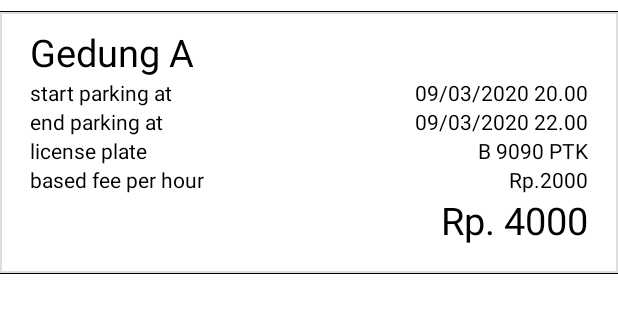
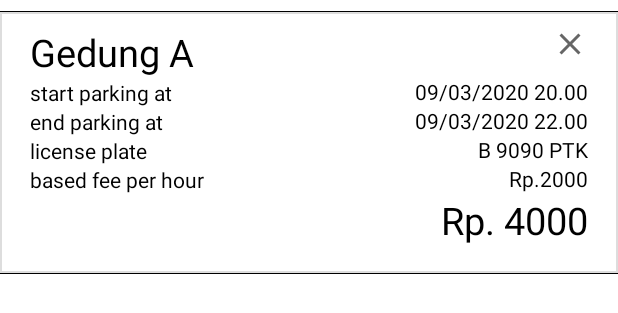
Before and after one commit to DindaMhn/AndroidFinalProject, an Android app: the layout item_history_layout.xml on its own in the app's theme, with its tools: preview values and no code run, on a phone screen of 412 x 824 dp. Shown: the top 313 px of the screen. Run offline under Robolectric (Android 15) with nearby library versions, the phone set to English and light mode, and no system bars.

Commit message:
[UPDATE] navigation history ticket

```diff
--- a/app/src/main/java/com/example/androidfinalproject/activity/user/MenuUserActivity.kt
+++ b/app/src/main/java/com/example/androidfinalproject/activity/user/MenuUserActivity.kt
@@ -25,6 +25,10 @@ class MenuUserActivity : AppCompatActivity() {
                     navController.navigate(R.id.action_global_scanUserFragment)
                     true
                 }
+                R.id.historyUser -> {
+                    navController.navigate(R.id.action_global_historyUserFragment)
+                    true
+                }
                 else ->{
                     true
                 }
--- /dev/null
+++ b/app/src/main/res/drawable/ic_baseline_close_24.xml
@@ -0,0 +1,10 @@
+<vector xmlns:android="http://schemas.android.com/apk/res/android"
+    android:width="24dp"
+    android:height="24dp"
+    android:viewportWidth="24"
+    android:viewportHeight="24"
+    android:tint="?attr/colorControlNormal">
+  <path
+      android:fillColor="@android:color/white"
+      android:pathData="M19,6.41L17.59,5 12,10.59 6.41,5 5,6.41 10.59,12 5,17.59 6.41,19 12,13.41 17.59,19 19,17.59 13.41,12z"/>
+</vector>
--- a/app/src/main/res/layout/item_history_layout.xml
+++ b/app/src/main/res/layout/item_history_layout.xml
@@ -19,22 +19,15 @@
 
         >
 
-        <TextView
-            android:id="@+id/item_location_view"
-            android:layout_width="match_parent"
-            android:layout_height="wrap_content"
-            android:text="Gedung A"
-            android:textColor="@color/colorBlack"
-            android:textSize="25dp"
-            app:layout_constraintTop_toTopOf="parent"
-            app:layout_constraintStart_toStartOf="parent"
-            app:layout_constraintEnd_toEndOf="parent"/>
+
+
+
         <LinearLayout
             android:id="@+id/item_detail_ticket_view"
             android:layout_width="match_parent"
             android:layout_height="wrap_content"
             android:orientation="horizontal"
-            app:layout_constraintTop_toBottomOf="@id/item_location_view"
+            app:layout_constraintTop_toTopOf="parent"
             app:layout_constraintStart_toStartOf="parent"
             app:layout_constraintEnd_toEndOf="parent"
            >
@@ -44,6 +37,14 @@
                 android:layout_height="match_parent"
                 android:orientation="vertical"
                 android:layout_weight="1">
+                <TextView
+                    android:id="@+id/item_location_view"
+                    android:layout_width="match_parent"
+                    android:layout_height="wrap_content"
+                    android:text="Gedung A"
+                    android:textColor="@color/colorBlack"
+                    android:textSize="25dp"
+                    />
                 <TextView
                     android:id="@+id/item_start_parking_view"
                     android:layout_width="match_parent"
@@ -83,8 +84,14 @@
                 android:layout_width="match_parent"
                 android:layout_height="match_parent"
                 android:orientation="vertical"
+                android:gravity="right"
                 android:layout_weight="1"
                 >
+                <ImageView
+                    android:layout_width="wrap_content"
+                    android:layout_height="wrap_content"
+                    android:layout_marginBottom="10dp"
+                    android:src="@drawable/ic_baseline_close_24" />
                 <TextView
                     android:id="@+id/item_time_start_parking_view"
                     android:layout_width="match_parent"
```
Also changed, not shown: app/src/main/res/navigation/menu_user_navigation.xml (+9 -2 lines).
